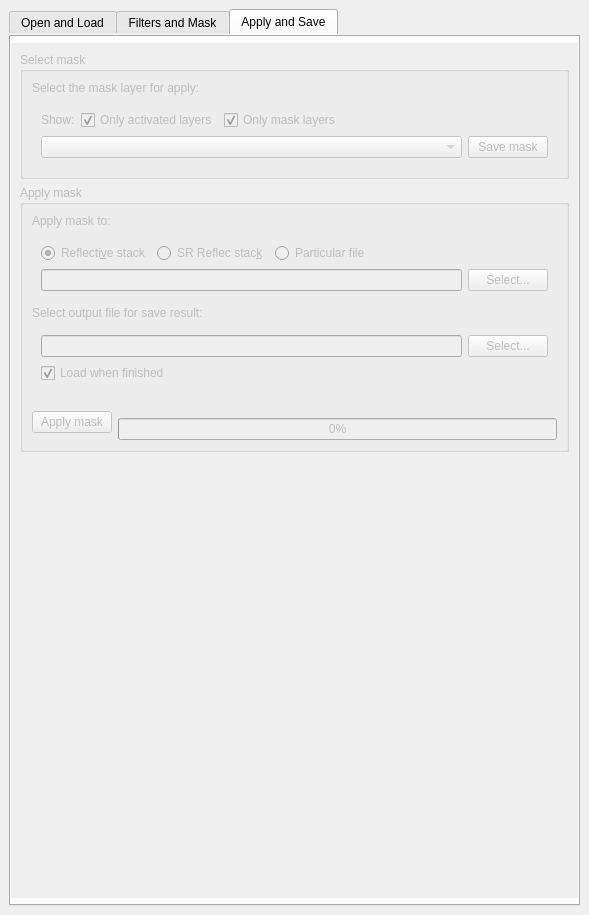
Qt form ui/cloud_masking_dockwidget_base.ui (SMByC/CloudMasking) before a commit.
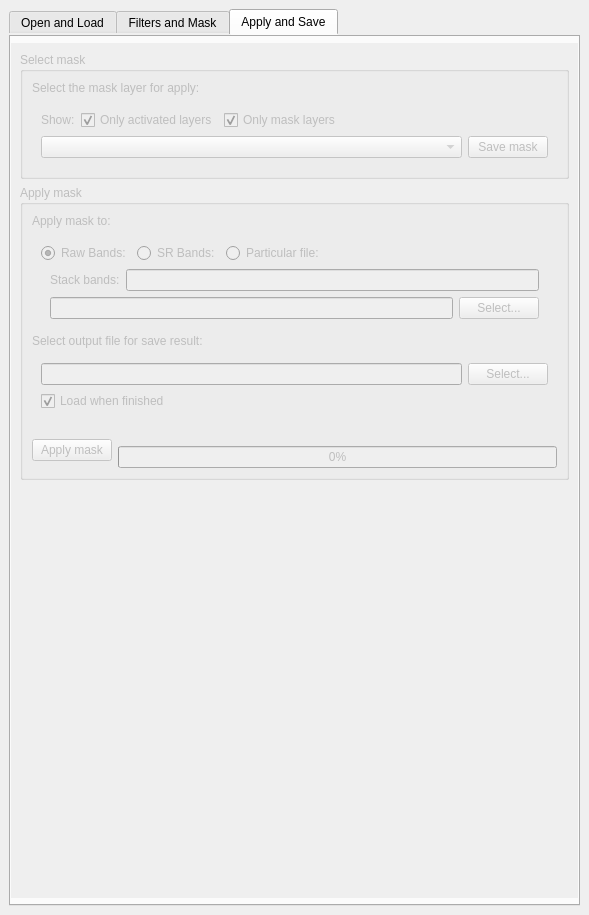
The same form after that commit. The open tabs and pages were chosen to show the change. Icons and pictures are not drawn. Custom widgets are drawn as their Qt base class.

Commit message: Implemented the option user select the bands for make the stack for apply mask with raw or SR Landsat bands

```diff
--- a/ui/cloud_masking_dockwidget_base.ui
+++ b/ui/cloud_masking_dockwidget_base.ui
@@ -1909,7 +1909,7 @@
                      <item>
                       <widget class="QRadioButton" name="radioButton_ToRefStack">
                        <property name="text">
-                        <string>Reflecti&amp;ve stack</string>
+                        <string>Raw Bands:</string>
                        </property>
                        <property name="checked">
                         <bool>true</bool>
@@ -1919,14 +1919,14 @@
                      <item>
                       <widget class="QRadioButton" name="radioButton_ToSR_RefStack">
                        <property name="text">
-                        <string>SR Reflec stac&amp;k</string>
+                        <string>SR Bands:</string>
                        </property>
                       </widget>
                      </item>
                      <item>
                       <widget class="QRadioButton" name="radioButton_ToParticularFile">
                        <property name="text">
-                        <string>Particular file</string>
+                        <string>Particular file:</string>
                        </property>
                        <property name="checkable">
                         <bool>true</bool>
@@ -1949,10 +1949,39 @@
                     </layout>
                    </widget>
                   </item>
+                  <item>
+                   <widget class="QWidget" name="widget_StackBands" native="true">
+                    <layout class="QHBoxLayout" name="horizontalLayout_22">
+                     <property name="topMargin">
+                      <number>0</number>
+                     </property>
+                     <property name="bottomMargin">
+                      <number>0</number>
+                     </property>
+                     <item>
+                      <widget class="QLabel" name="label_24">
+                       <property name="text">
+                        <string>Stack bands:</string>
+                       </property>
+                      </widget>
+                     </item>
+                     <item>
+                      <widget class="QLineEdit" name="lineEdit_StackBands">
+                       <property name="toolTip">
+                        <string>Enter the bands for stack to apply mask, bands ordened and separated by comma</string>
+                       </property>
+                      </widget>
+                     </item>
+                    </layout>
+                   </widget>
+                  </item>
                   <item>
                    <widget class="QWidget" name="widget_ApplyToFile" native="true">
                     <layout class="QHBoxLayout" name="horizontalLayout_7">
-                     <property name="margin">
+                     <property name="topMargin">
+                      <number>0</number>
+                     </property>
+                     <property name="bottomMargin">
                       <number>0</number>
                      </property>
                      <item>
```
Left out of the diff: 142 changed lines with no effect on the pictures. The commit also changes 2 other files.
